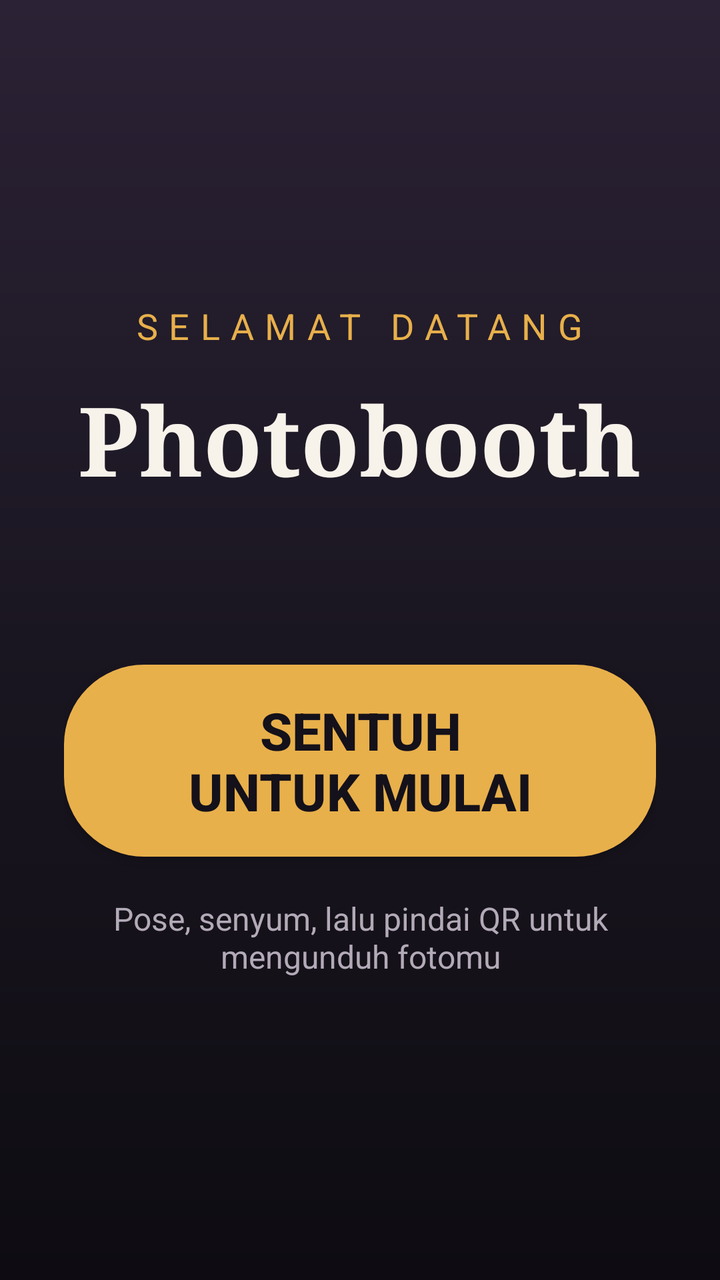
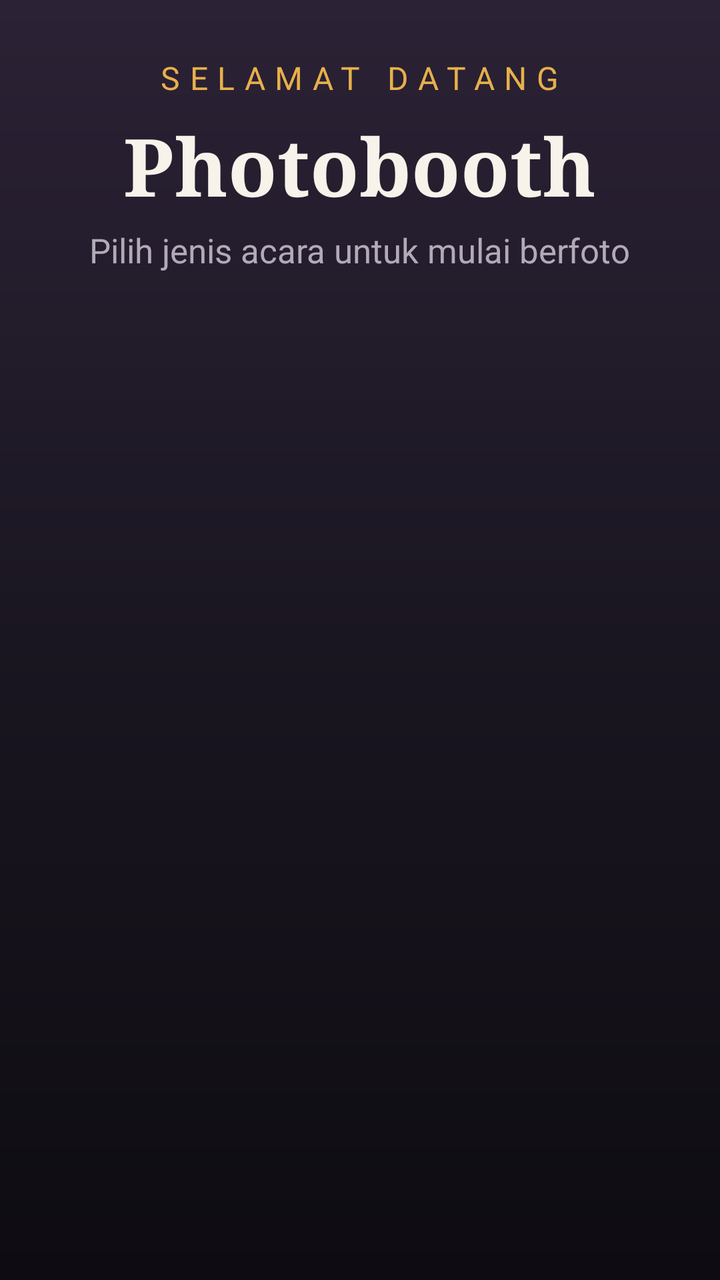

Before-and-after screenshots of an Android layout around one commit, followed by the original layout XML and the change that was made.
<!-- AndroidManifest.xml: application theme Theme.Booth -->
<!-- res/layout/activity_home.xml -->
<?xml version="1.0" encoding="utf-8"?>
<FrameLayout xmlns:android="http://schemas.android.com/apk/res/android"
    android:id="@+id/root"
    android:layout_width="match_parent"
    android:layout_height="match_parent"
    android:background="@drawable/home_bg">

    <LinearLayout
        android:layout_width="match_parent"
        android:layout_height="wrap_content"
        android:layout_gravity="center"
        android:gravity="center"
        android:orientation="vertical"
        android:padding="32dp">

        <TextView
            android:id="@+id/txtSubtitle"
            android:layout_width="wrap_content"
            android:layout_height="wrap_content"
            android:letterSpacing="0.3"
            android:text="SELAMAT DATANG"
            android:textColor="@color/accent"
            android:textSize="18sp" />

        <TextView
            android:id="@+id/txtTitle"
            android:layout_width="wrap_content"
            android:layout_height="wrap_content"
            android:layout_marginTop="12dp"
            android:fontFamily="serif"
            android:gravity="center"
            android:text="Photobooth"
            android:textColor="@color/text"
            android:textSize="48sp"
            android:textStyle="bold" />

        <TextView
            android:id="@+id/txtDate"
            android:layout_width="wrap_content"
            android:layout_height="wrap_content"
            android:layout_marginTop="8dp"
            android:textColor="@color/muted"
            android:textSize="18sp" />

        <Button
            android:id="@+id/btnStart"
            android:layout_width="wrap_content"
            android:layout_height="96dp"
            android:layout_marginTop="48dp"
            android:background="@drawable/btn_primary"
            android:paddingStart="56dp"
            android:paddingEnd="56dp"
            android:text="SENTUH UNTUK MULAI"
            android:textColor="#FF14111A"
            android:textSize="26sp"
            android:textStyle="bold" />

        <TextView
            android:layout_width="wrap_content"
            android:layout_height="wrap_content"
            android:layout_marginTop="20dp"
            android:gravity="center"
            android:text="Pose, senyum, lalu pindai QR untuk mengunduh fotomu"
            android:textColor="@color/muted"
            android:textSize="16sp" />
    </LinearLayout>

    
    <View
        android:id="@+id/settingsHotspot"
        android:layout_width="110dp"
        android:layout_height="110dp"
        android:layout_gravity="top|end" />
</FrameLayout>
<!-- resources referenced by this layout -->
<resources>
  <color name="accent">#FFE8B04B</color>
  <color name="muted">#FFB3AAB8</color>
  <color name="text">#FFF7F2EA</color>
  <!-- drawable btn_primary (drawable) -->
  <?xml version="1.0" encoding="utf-8"?>
  <selector xmlns:android="http://schemas.android.com/apk/res/android">
      <item android:state_enabled="false">
          <shape><solid android:color="#FF5A5360" /><corners android:radius="40dp" /></shape>
      </item>
      <item android:state_pressed="true">
          <shape><solid android:color="@color/accent_dark" /><corners android:radius="40dp" /></shape>
      </item>
      <item>
          <shape><solid android:color="@color/accent" /><corners android:radius="40dp" /></shape>
      </item>
  </selector>
  <!-- drawable home_bg (drawable) -->
  <?xml version="1.0" encoding="utf-8"?>
  <shape xmlns:android="http://schemas.android.com/apk/res/android">
      <gradient android:angle="270" android:startColor="#FF2B2235" android:centerColor="#FF1A1621" android:endColor="#FF0E0C12" />
  </shape>
  <style name="Theme.Booth" parent="Theme.AppCompat.NoActionBar">
          <item name="colorPrimary">@color/accent</item>
          <item name="colorPrimaryDark">@color/bg</item>
          <item name="colorAccent">@color/accent</item>
          <item name="android:windowBackground">@color/bg</item>
          <item name="android:textColor">@color/text</item>
      </style>
  <color name="accent_dark">#FFB9862C</color>
  <color name="bg">#FF14111A</color>
</resources>

<!-- the commit's change to res/layout/activity_home.xml (unified diff, before → after) -->
@@ -7,11 +7,13 @@
 
     <LinearLayout
         android:layout_width="match_parent"
-        android:layout_height="wrap_content"
-        android:layout_gravity="center"
-        android:gravity="center"
+        android:layout_height="match_parent"
+        android:gravity="center_horizontal"
         android:orientation="vertical"
-        android:padding="32dp">
+        android:paddingStart="32dp"
+        android:paddingTop="28dp"
+        android:paddingEnd="32dp"
+        android:paddingBottom="20dp">
 
         <TextView
             android:id="@+id/txtSubtitle"
@@ -20,49 +22,60 @@
             android:letterSpacing="0.3"
             android:text="SELAMAT DATANG"
             android:textColor="@color/accent"
-            android:textSize="18sp" />
+            android:textSize="16sp" />
 
         <TextView
             android:id="@+id/txtTitle"
             android:layout_width="wrap_content"
             android:layout_height="wrap_content"
-            android:layout_marginTop="12dp"
+            android:layout_marginTop="6dp"
             android:fontFamily="serif"
             android:gravity="center"
             android:text="Photobooth"
             android:textColor="@color/text"
-            android:textSize="48sp"
+            android:textSize="40sp"
             android:textStyle="bold" />
 
         <TextView
-            android:id="@+id/txtDate"
+            android:id="@+id/txtHint"
             android:layout_width="wrap_content"
             android:layout_height="wrap_content"
-            android:layout_marginTop="8dp"
+            android:layout_marginTop="4dp"
+            android:layout_marginBottom="18dp"
+            android:gravity="center"
+            android:text="Pilih jenis acara untuk mulai berfoto"
             android:textColor="@color/muted"
-            android:textSize="18sp" />
+            android:textSize="17sp" />
+
+        <ScrollView
+            android:id="@+id/menuScroll"
+            android:layout_width="match_parent"
+            android:layout_height="0dp"
+            android:layout_weight="1"
+            android:fillViewport="true"
+            android:scrollbars="none">
+
+            <LinearLayout
+                android:id="@+id/eventGrid"
+                android:layout_width="match_parent"
+                android:layout_height="wrap_content"
+                android:gravity="center"
+                android:orientation="vertical" />
+        </ScrollView>
 
         <Button
             android:id="@+id/btnStart"
             android:layout_width="wrap_content"
             android:layout_height="96dp"
-            android:layout_marginTop="48dp"
+            android:layout_marginBottom="40dp"
             android:background="@drawable/btn_primary"
             android:paddingStart="56dp"
             android:paddingEnd="56dp"
             android:text="SENTUH UNTUK MULAI"
             android:textColor="#FF14111A"
             android:textSize="26sp"
-            android:textStyle="bold" />
-
-        <TextView
-            android:layout_width="wrap_content"
-            android:layout_height="wrap_content"
-            android:layout_marginTop="20dp"
-            android:gravity="center"
-            android:text="Pose, senyum, lalu pindai QR untuk mengunduh fotomu"
-            android:textColor="@color/muted"
-            android:textSize="16sp" />
+            android:textStyle="bold"
+            android:visibility="gone" />
     </LinearLayout>
 
     
